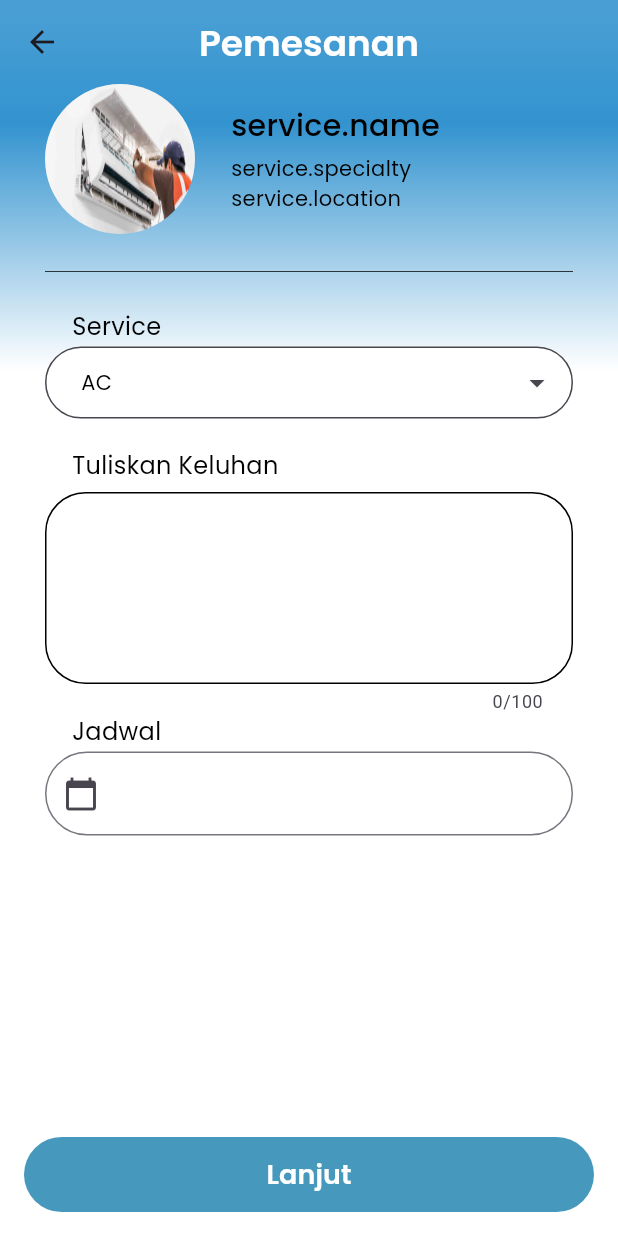
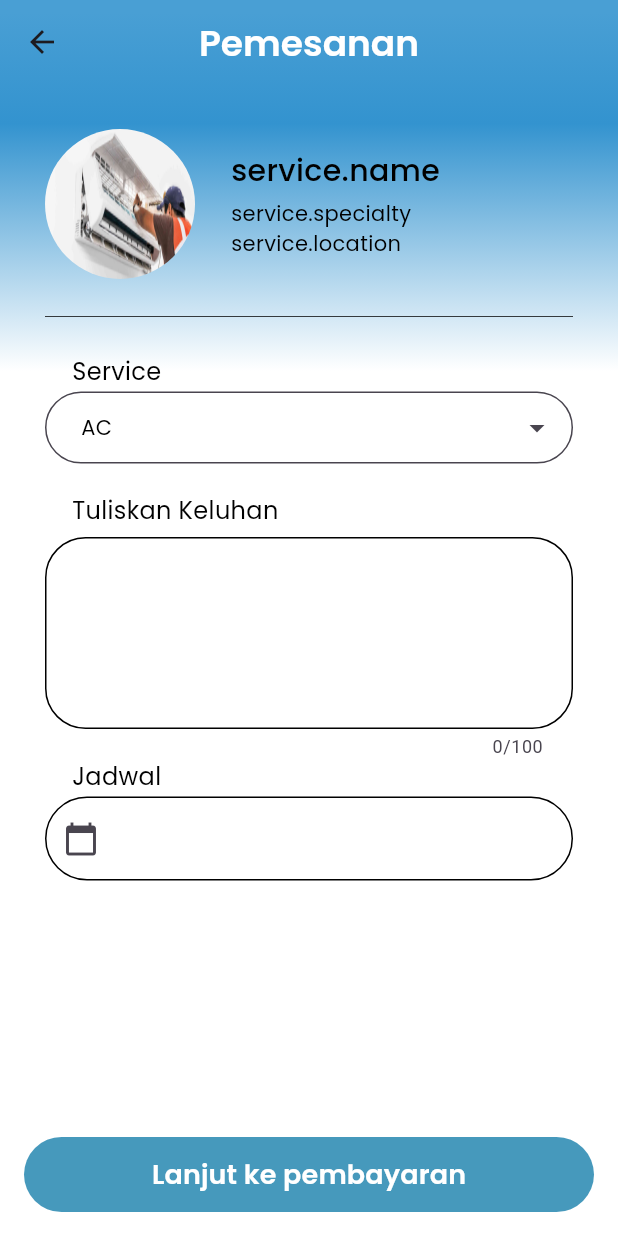
Before and after one commit to TeamG-CCITheHack/HomeVice-Mobile, a Flutter app: the OrderView screen opened by its route, on a phone screen of 412 x 824 dp. Run offline on Flutter 3.47's test engine with Material 3 defaults, Android fonts, the phone set to English and light mode, and no system bars; drawn by our look-alikes of dropdown_search; our stand-ins replace dio, flutter_svg, get, google_fonts, logger, nb_utils.

Commit message:
feat: order view

```diff
--- a/lib/app/modules/order/views/order_view.dart
+++ b/lib/app/modules/order/views/order_view.dart
@@ -38,7 +38,7 @@ class OrderView extends GetView<OrderController> {
         ),
         child: SafeArea(
           child: Padding(
-            padding: const EdgeInsets.symmetric(horizontal: 30.0),
+            padding: const EdgeInsets.fromLTRB(30, 30, 30, 0),
             child: Column(
               mainAxisAlignment: MainAxisAlignment.start,
               children: [
@@ -112,9 +112,9 @@ class OrderView extends GetView<OrderController> {
         padding: const EdgeInsets.symmetric(horizontal: 16.0),
         child: CustomElevatedButton(
           onPressed: () {
-            Get.offAndToNamed("");
+            Get.toNamed("/payment");
           },
-          text: "Lanjut",
+          text: "Lanjut ke pembayaran",
         ),
       ),
       floatingActionButtonLocation: FloatingActionButtonLocation.centerFloat,
@@ -133,6 +133,10 @@ class OrderView extends GetView<OrderController> {
         focusedBorder: OutlineInputBorder(
           borderRadius: BorderRadius.circular(50),
           borderSide: const BorderSide(color: Color(0xFF3393CF), width: 2),
+        ),
+        enabledBorder: OutlineInputBorder(
+          borderSide: const BorderSide(color: Colors.black),
+          borderRadius: BorderRadius.circular(50),
         ),
       ),
       readOnly: true,
```
Also changed, not shown: lib/app/modules/order/bindings/order_binding.dart (+9 -0 lines).
